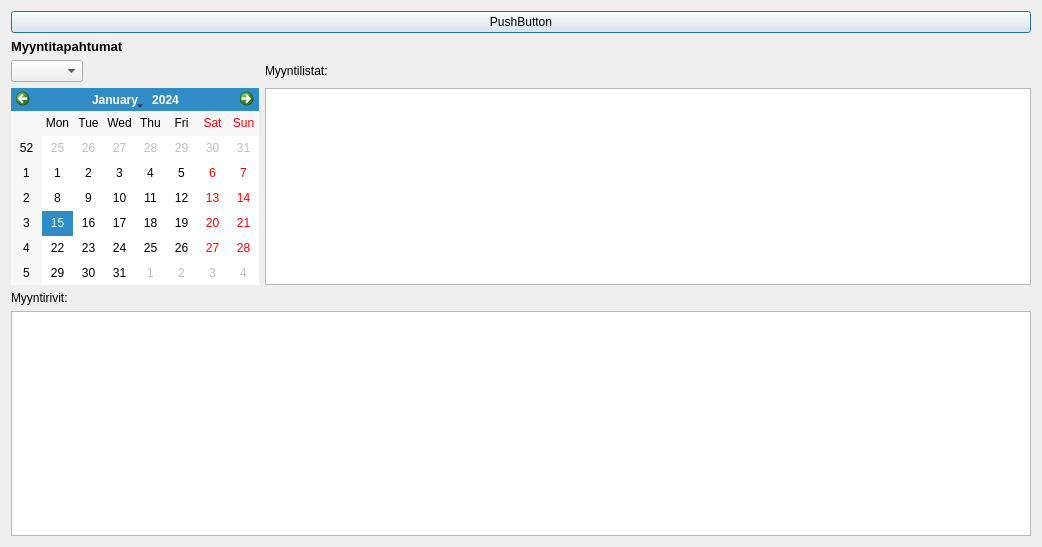
First picture: the form in ui/sales/sales_tracking.ui, repository t3vato00/projekti1, before the edit.
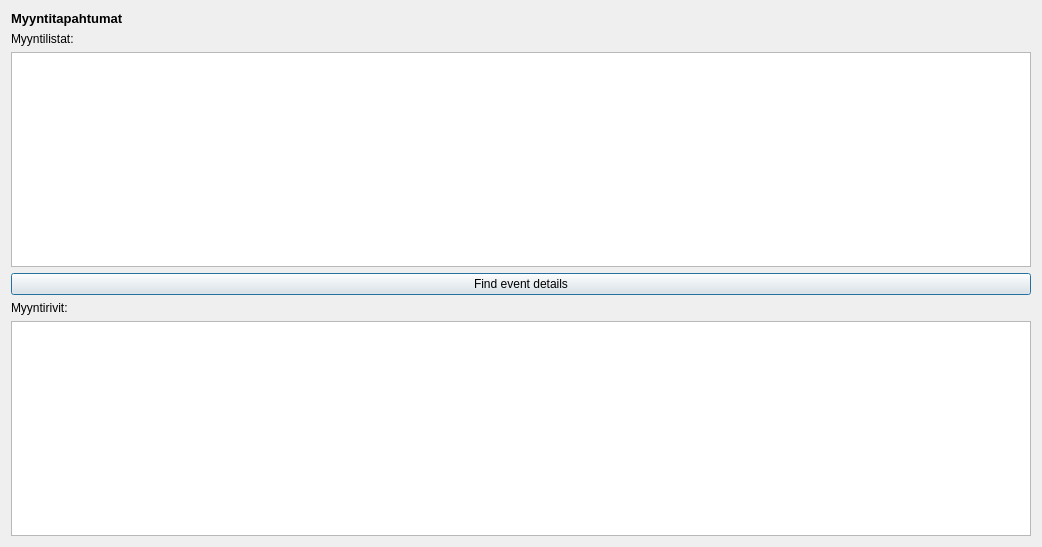
Second picture: the form after the edit.

What changed in the file:
```diff
--- a/ui/sales/sales_tracking.ui
+++ b/ui/sales/sales_tracking.ui
@@ -13,15 +13,28 @@
   <property name="windowTitle">
    <string>Dialog</string>
   </property>
-  <layout class="QVBoxLayout" name="verticalLayout">
-   <item>
+  <layout class="QGridLayout" name="gridLayout">
+   <item row="5" column="1">
+    <widget class="QTableView" name="tableView_sales_event"/>
+   </item>
+   <item row="6" column="1">
     <widget class="QPushButton" name="pushButton">
      <property name="text">
-      <string>PushButton</string>
+      <string>Find event details</string>
      </property>
     </widget>
    </item>
-   <item>
+   <item row="8" column="1">
+    <widget class="QTableView" name="tableView_sales_row"/>
+   </item>
+   <item row="4" column="1">
+    <widget class="QLabel" name="label_3">
+     <property name="text">
+      <string>Myyntilistat:</string>
+     </property>
+    </widget>
+   </item>
+   <item row="0" column="1">
     <widget class="QLabel" name="label_2">
      <property name="font">
       <font>
@@ -35,36 +48,13 @@
      </property>
     </widget>
    </item>
-   <item>
-    <layout class="QFormLayout" name="formLayout">
-     <item row="2" column="0">
-      <widget class="QCalendarWidget" name="calendarWidget"/>
-     </item>
-     <item row="2" column="1">
-      <widget class="QTableWidget" name="tableWidget_2"/>
-     </item>
-     <item row="1" column="0">
-      <widget class="QComboBox" name="comboBox"/>
-     </item>
-     <item row="1" column="1">
-      <widget class="QLabel" name="label_3">
-       <property name="text">
-        <string>Myyntilistat:</string>
-       </property>
-      </widget>
-     </item>
-    </layout>
-   </item>
-   <item>
+   <item row="7" column="1">
     <widget class="QLabel" name="label">
      <property name="text">
       <string>Myyntirivit:</string>
      </property>
     </widget>
    </item>
-   <item>
-    <widget class="QTableWidget" name="tableWidget"/>
-   </item>
   </layout>
  </widget>
  <resources/>
```
